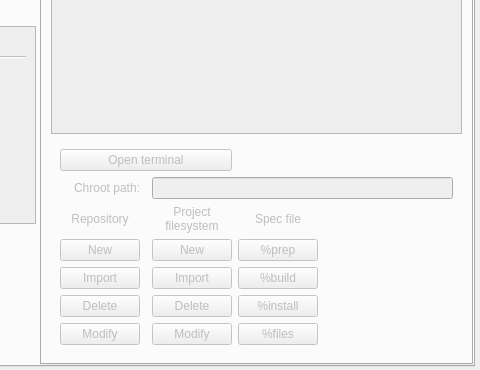
The window that src/ObsLightGui/ui/obsLightMain.ui (ronan22/obs-light) describes before a commit, drawn with Qt 5; both pictures show x 590 to 1070 and y 430 to 800 of the 1070 by 800 pixel window.
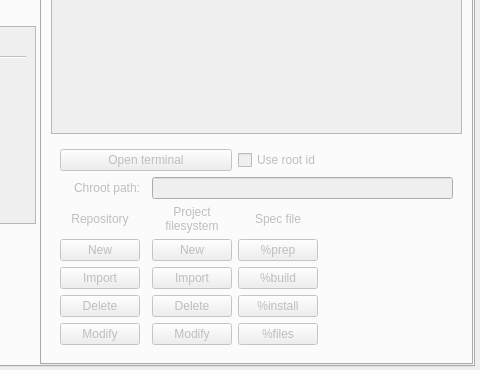
The same window after the commit. Icons and pictures are not drawn. Custom widgets are drawn as their Qt base class.

Commit message: - Change sudo rule; - Add open Term  as root. - Config root user. - exec some script as root into chroot jail.

```diff
--- a/src/ObsLightGui/ui/obsLightMain.ui
+++ b/src/ObsLightGui/ui/obsLightMain.ui
@@ -1154,6 +1154,13 @@
                   </property>
                  </widget>
                 </item>
+                <item row="0" column="3" colspan="2">
+                 <widget class="QCheckBox" name="checkUserRootForChroot">
+                  <property name="text">
+                   <string>Use root id</string>
+                  </property>
+                 </widget>
+                </item>
                </layout>
               </widget>
              </item>
```
The commit also changes 7 other files.
